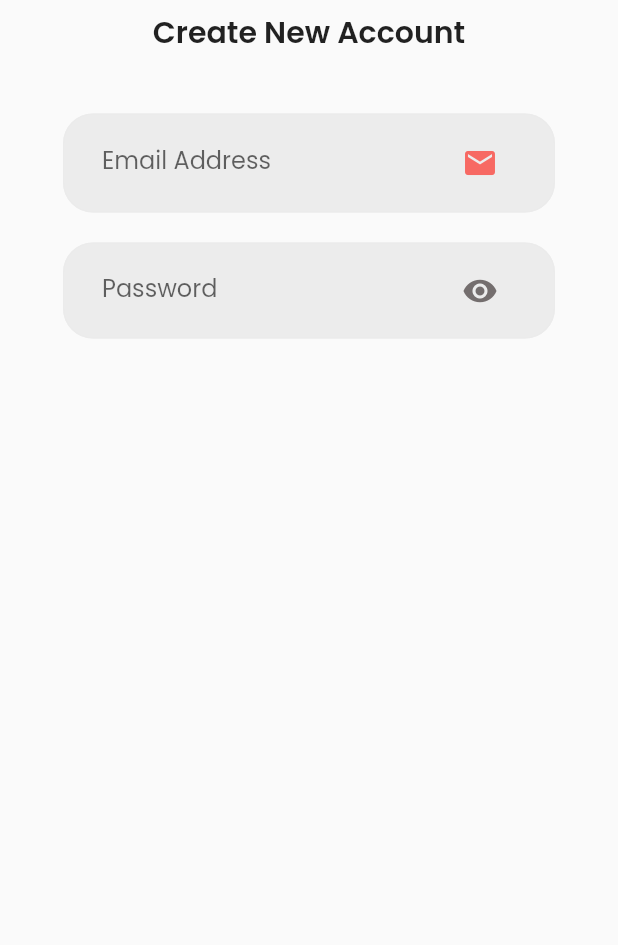
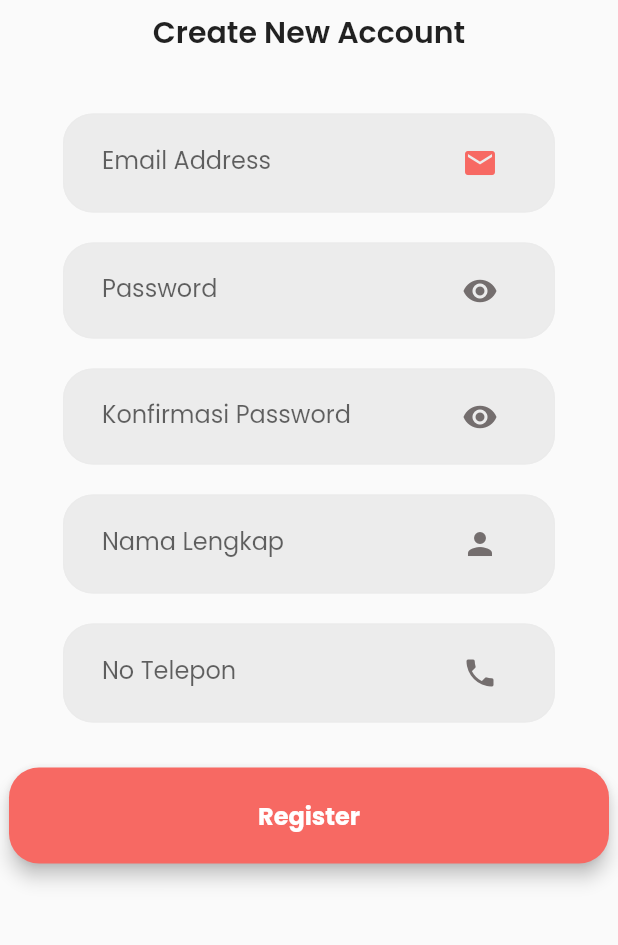
Before and after one commit to khoirunnisaaaa/Flutter_Coller, a Flutter app: the Register screen opened directly, on a phone screen of 412 x 824 dp, the part 167-1112 px from its top. Run offline on Flutter 3.47's test engine with Material 2 defaults, Android fonts, the phone set to English and light mode, and no system bars; our stand-ins replace badges, google_fonts.

Commit message:
edit register

```diff
--- a/lib/main.dart
+++ b/lib/main.dart
@@ -1,4 +1,5 @@
 import 'package:coller_mobile/view/Dashboard.dart';
+import 'package:coller_mobile/view/register.dart';
 import 'package:flutter/material.dart';
 import 'package:google_fonts/google_fonts.dart';
 
@@ -16,7 +17,7 @@ class MyApp extends StatelessWidget {
       title: 'Flutter Demo',
       debugShowCheckedModeBanner: false,
       theme: ThemeData(fontFamily: 'Poppins'),
-      home: Dashboard(),
+      home: Register(),
     );
   }
 }
--- a/lib/view/register.dart
+++ b/lib/view/register.dart
@@ -89,6 +89,132 @@ class Register extends StatelessWidget {
                 ),
               ),
             ),
+         SizedBox(
+              height: 20,
+            ),
+            Padding(
+              padding: EdgeInsets.symmetric(horizontal: 42),
+              child: Container(
+                decoration: BoxDecoration(
+                  color: Color.fromARGB(235, 235, 235, 235),
+                  border: Border.all(color: Color.fromARGB(235, 235, 235, 235)),
+                  borderRadius: BorderRadius.circular(20),
+                ),
+                child: Padding(
+                  padding: const EdgeInsets.symmetric(horizontal: 25),
+                  child: TextFormField(
+                      obscureText: true,
+                      decoration: InputDecoration(
+                        border: InputBorder.none,
+                        labelText: 'Konfirmasi Password',
+                        suffixIcon: Icon(
+                          Icons.visibility,
+                          color: Color.fromARGB(255, 116, 110, 110),
+                        ),
+                      ),
+                      validator: (value) {
+                        if (value!.isEmpty) {
+                          return 'Password Tidak Boleh Kosong';
+                        }
+                        return null;
+                      }),
+                ),
+              ),
+            ),
+
+            SizedBox(
+              height: 20,
+            ),
+            Padding(
+              padding: EdgeInsets.symmetric(horizontal: 42),
+              child: Container(
+                decoration: BoxDecoration(
+                  color: Color.fromARGB(235, 235, 235, 235),
+                  border: Border.all(color: Color.fromARGB(235, 235, 235, 235)),
+                  borderRadius: BorderRadius.circular(20),
+                ),
+                child: Padding(
+                  padding: const EdgeInsets.symmetric(horizontal: 25),
+                  child: TextFormField(
+                      obscureText: true,
+                      decoration: InputDecoration(
+                        border: InputBorder.none,
+                        hintText: 'Irene Bae',
+                        labelText: 'Nama Lengkap',
+                        suffixIcon: Icon(
+                          Icons.person,
+                          color: Color.fromARGB(255, 116, 110, 110),
+                        ),
+                      ),
+                      validator: (value) {
+                        if (value!.isEmpty) {
+                          return 'Nama Tidak Boleh Kosong';
+                        }
+                        return null;
+                      }),
+                ),
+              ),
+            ),
+
+            SizedBox(
+              height: 20,
+            ),
+            Padding(
+              padding: EdgeInsets.symmetric(horizontal: 42),
+              child: Container(
+                decoration: BoxDecoration(
+                  color: Color.fromARGB(235, 235, 235, 235),
+                  border: Border.all(color: Color.fromARGB(235, 235, 235, 235)),
+                  borderRadius: BorderRadius.circular(20),
+                ),
+                child: Padding(
+                  padding: const EdgeInsets.symmetric(horizontal: 25),
+                  child: TextFormField(
+                      obscureText: true,
+                      decoration: InputDecoration(
+                        border: InputBorder.none,
+                        hintText: '+1 2374 23899 21',
+                        labelText: 'No Telepon',
+                        suffixIcon: Icon(
+                          Icons.phone,
+                          color: Color.fromARGB(255, 116, 110, 110),
+                        ),
+                      ),
+                      validator: (value) {
+                        if (value!.isEmpty) {
+                          return 'No Telepon Tidak Boleh Kosong';
+                        }
+                        return null;
+                      }),
+                ),
+              ),
+            ),
+
+            SizedBox(
+              height: 20,
+            ),
+            Padding(
+              padding: const EdgeInsets.symmetric(vertical: 10),
+              child: Container(
+                width: 400,
+                child: RaisedButton(
+                  onPressed: () {},
+                  elevation: 5,
+                  shape: RoundedRectangleBorder(
+                    borderRadius: BorderRadius.circular(20),
+                  ),
+                  color: Color.fromARGB(255, 247, 105, 99),
+                  padding: EdgeInsets.all(20),
+                  child: Text(
+                    "Register",
+                    style: TextStyle(
+                        fontSize: 16,
+                        color: Colors.white,
+                        fontWeight: FontWeight.bold),
+                  ),
+                ),
+              ),
+            ),
           ],
         ),
       )),
```
